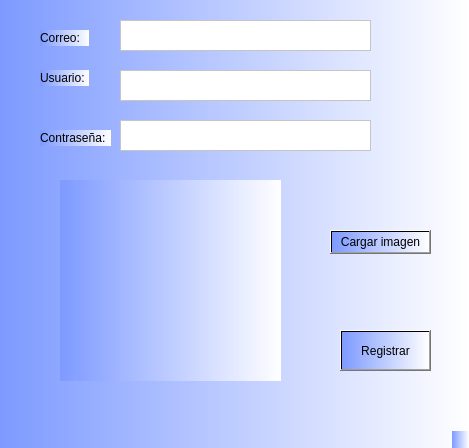
Before: the Qt Designer form Practica7/Registro.ui in alexd403/PA_team, drawn with Qt 5.
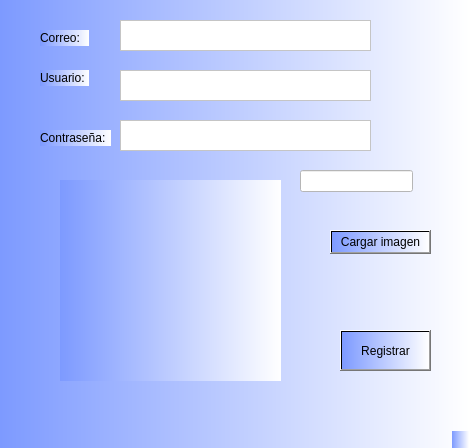
After: the same form once the commit is applied. Icons and pictures are not drawn.

What changed in the file:
```diff
--- a/Practica7/Registro.ui
+++ b/Practica7/Registro.ui
@@ -141,6 +141,22 @@
      <string>Cargar imagen</string>
     </property>
    </widget>
+   <widget class="QLineEdit" name="lineEdit">
+    <property name="geometry">
+     <rect>
+      <x>300</x>
+      <y>170</y>
+      <width>113</width>
+      <height>22</height>
+     </rect>
+    </property>
+    <property name="styleSheet">
+     <string notr="true">background-color: rgb(255, 255, 255);</string>
+    </property>
+    <property name="echoMode">
+     <enum>QLineEdit::Password</enum>
+    </property>
+   </widget>
   </widget>
   <widget class="QMenuBar" name="menubar">
    <property name="geometry">
```
Left out of the diff: 15 changed lines with no effect on the pictures.
